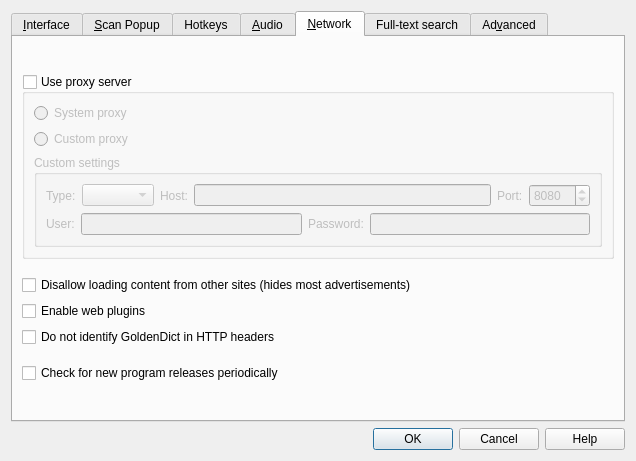
Before: the Qt Designer form preferences.ui in goldendict/goldendict, drawn with Qt 5.
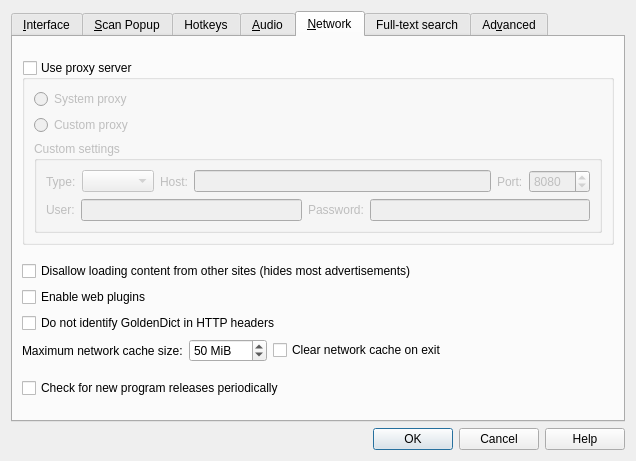
After: the same form once the commit is applied. The open tabs and pages were chosen to show the change. Icons and pictures are not drawn. Custom widgets are drawn as their Qt base class.

Commit message: Set up network disk cache for articleNetMgr

Patch:
```diff
--- a/preferences.ui
+++ b/preferences.ui
@@ -1152,6 +1152,59 @@
          </property>
         </widget>
        </item>
+       <item>
+        <layout class="QHBoxLayout" name="horizontalLayout_11">
+         <item>
+          <widget class="QLabel" name="label_20">
+           <property name="text">
+            <string>Maximum network cache size:</string>
+           </property>
+          </widget>
+         </item>
+         <item>
+          <widget class="QSpinBox" name="maxNetworkCacheSize">
+           <property name="toolTip">
+            <string>Maximum disk space occupied by GoldenDict's network cache in
+%1
+If set to 0 the network disk cache will be disabled.</string>
+           </property>
+           <property name="suffix">
+            <string> MiB</string>
+           </property>
+           <property name="maximum">
+            <number>2000</number>
+           </property>
+           <property name="value">
+            <number>50</number>
+           </property>
+          </widget>
+         </item>
+         <item>
+          <widget class="QCheckBox" name="clearNetworkCacheOnExit">
+           <property name="toolTip">
+            <string>When this option is enabled, GoldenDict
+clears its network cache from disk during exit.</string>
+           </property>
+           <property name="text">
+            <string>Clear network cache on exit</string>
+           </property>
+          </widget>
+         </item>
+         <item>
+          <spacer name="horizontalSpacer_15">
+           <property name="orientation">
+            <enum>Qt::Horizontal</enum>
+           </property>
+           <property name="sizeHint" stdset="0">
+            <size>
+             <width>40</width>
+             <height>20</height>
+            </size>
+           </property>
+          </spacer>
+         </item>
+        </layout>
+       </item>
        <item>
         <spacer name="verticalSpacer_10">
          <property name="orientation">
```
The commit also changes 6 other files.
